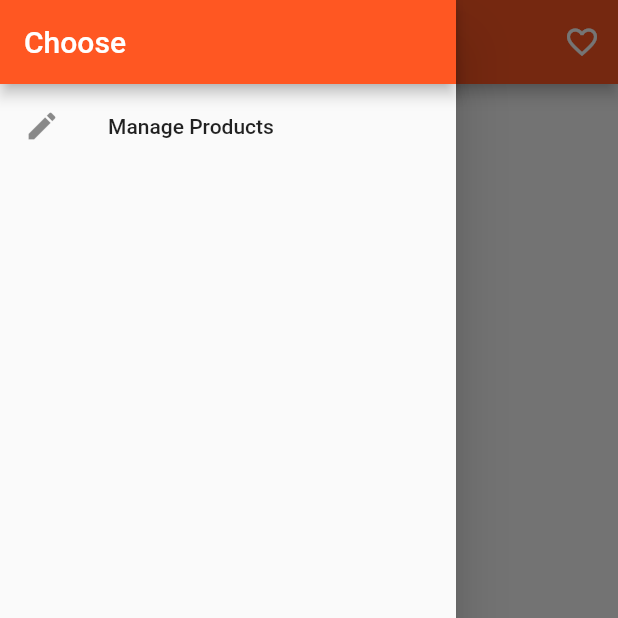
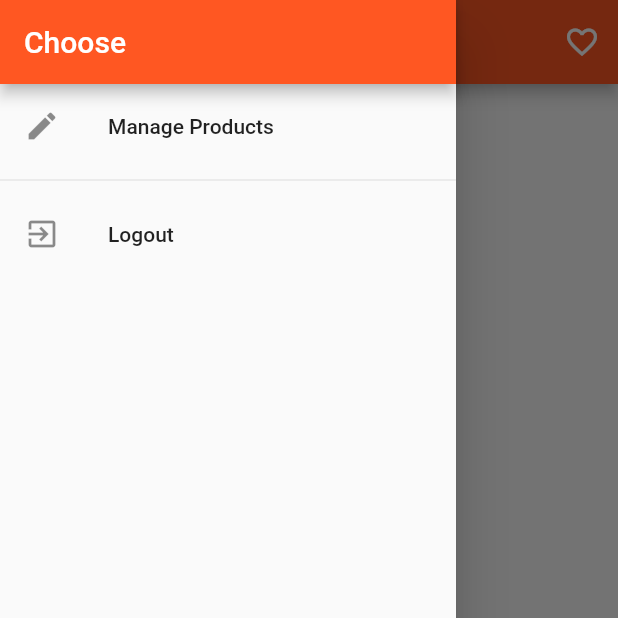
Before and after one commit to Dev-Anan/flutter_app_test, a Flutter app: the ProductsPage screen opened by its route, with the side drawer open, on a phone screen of 412 x 824 dp, the top half of it. Run offline on Flutter 3.47's test engine with Material 2 defaults, Android fonts, the light colour scheme and no system bars; our stand-ins replace shared_preferences; accounts and stored records are empty; network calls fail.

Commit message:
Adding Logout button

```diff
--- a/lib/main.dart
+++ b/lib/main.dart
@@ -21,7 +21,7 @@ class MyApp extends StatefulWidget {
 }
 
 class _MyAppState extends State<MyApp> {
-    final MainModel _model = MainModel();
+  final MainModel _model = MainModel();
 
   @override
   void initState() {
@@ -40,9 +40,8 @@ class _MyAppState extends State<MyApp> {
             accentColor: Colors.deepPurple,
             buttonColor: Colors.deepPurple),
         routes: {
-          '/': (BuildContext context) =>ScopedModelDescendant(builder: (BuildContext context, Widget child, MainModel model){
-            return model.user == null ?  AuthPage() : ProductsPage(_model);
-          },),
+          '/': (BuildContext context) =>
+              _model.user == null ? AuthPage() : ProductsPage(_model),
           '/products': (BuildContext context) => ProductsPage(_model),
           '/admin': (BuildContext context) => ProductsAdminPage(_model),
         },
--- a/lib/pages/products.dart
+++ b/lib/pages/products.dart
@@ -3,6 +3,7 @@ import 'package:flutter/material.dart';
 import 'package:scoped_model/scoped_model.dart';
 
 import '../widgets/products/products.dart';
+import '../widgets/ui_elements/logout_list_tile.dart';
 import '../scoped-models/main.dart';
 
 class ProductsPage extends StatefulWidget {
@@ -37,7 +38,9 @@ class _ProductsPageState extends State<ProductsPage> {
             onTap: () {
               Navigator.pushReplacementNamed(context, '/admin');
             },
-          )
+          ),
+          Divider(),
+          LogoutListTile(),
         ],
       ),
     );
--- a/lib/pages/products_admin.dart
+++ b/lib/pages/products_admin.dart
@@ -2,6 +2,7 @@ import 'package:flutter/material.dart';
 
 import './product_edit.dart';
 import './product_list.dart';
+import '../widgets/ui_elements/logout_list_tile.dart';
 import '../scoped-models/main.dart';
 
 class ProductsAdminPage extends StatelessWidget {
@@ -23,7 +24,9 @@ class ProductsAdminPage extends StatelessWidget {
             onTap: () {
               Navigator.pushReplacementNamed(context, '/products');
             },
-          )
+          ),
+          Divider(),
+          LogoutListTile(),
         ],
       ),
     );
--- /dev/null
+++ b/lib/widgets/ui_elements/logout_list_tile.dart
@@ -0,0 +1,23 @@
+import 'package:flutter/material.dart';
+
+import 'package:scoped_model/scoped_model.dart';
+
+import '../../scoped-models/main.dart';
+
+class LogoutListTile extends StatelessWidget {
+  @override
+  Widget build(BuildContext context) {
+    return ScopedModelDescendant(
+      builder: (BuildContext context, Widget child, MainModel model) {
+        return ListTile(
+          leading: Icon(Icons.exit_to_app),
+          title: Text('Logout'),
+          onTap: () {
+            model.logout();
+            Navigator.of(context).pushReplacementNamed('/');
+          },
+        );
+      },
+    );
+  }
+}
```
Also changed, not shown: lib/scoped-models/connected_products.dart (+10 -0 lines).
